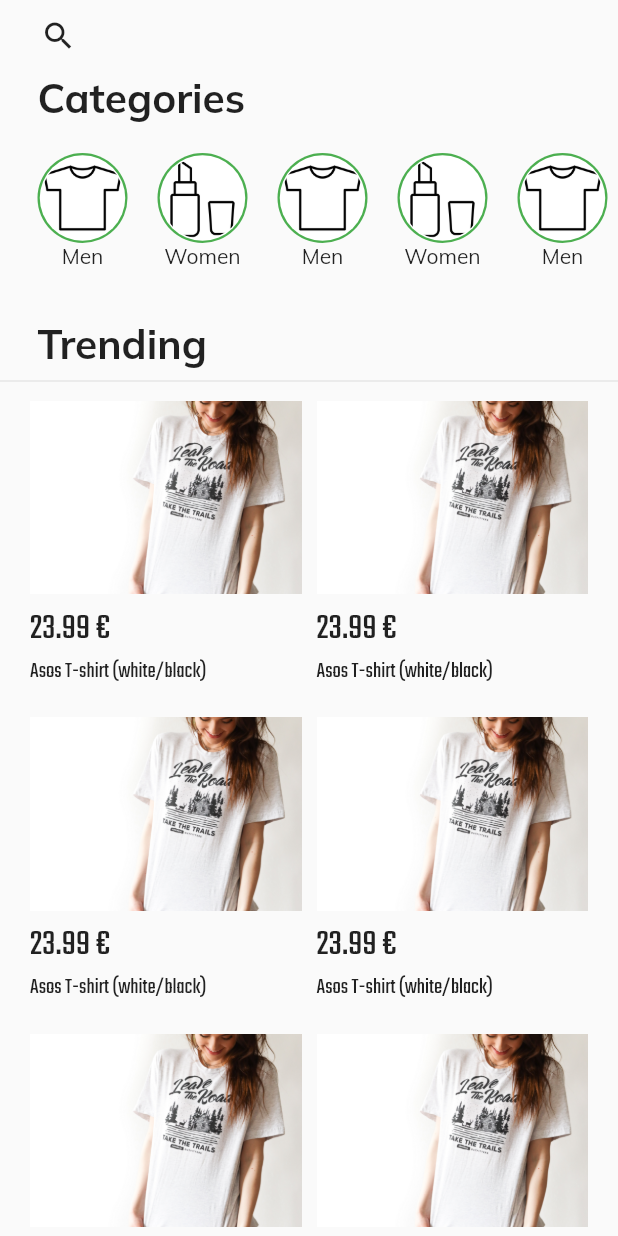
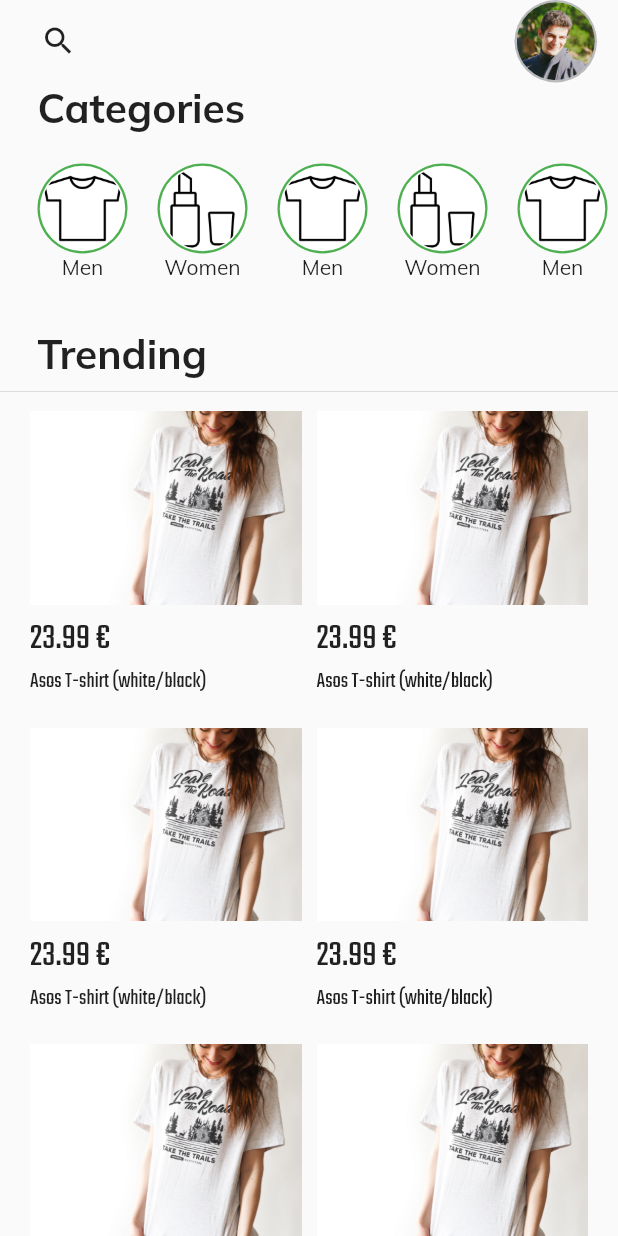
Before and after one commit to DanielLokk/e-commerce_app, a Flutter app: the screen it shows after launch, on a phone screen of 412 x 824 dp. Run offline on Flutter 3.47's test engine with Material 2 defaults, Android fonts, the phone set to English and light mode, and no system bars; our stand-ins replace google_fonts.

Commit message:
profile button added

```diff
--- a/lib/pages/home.dart
+++ b/lib/pages/home.dart
@@ -24,7 +24,13 @@ class _HomeState extends State<Home> {
             children: <Widget>[
               Column(
                 children: [
-                  SearchBar(),
+                  Row(
+                    children: [
+                      SearchBar(),
+                      Padding(padding: EdgeInsets.symmetric(horizontal: 140)),
+                      getProfileAvatar(context),
+                    ],
+                  ),
                   header("Categories"),
                   Container(
                     height: 120,
@@ -129,4 +135,42 @@ class _HomeState extends State<Home> {
       ),
     );
   }
+
+  Widget getProfileAvatar(BuildContext context) {
+    return Container(
+      height: 55,
+      width: 55,
+      child: Stack(
+        alignment: Alignment(0, 0),
+        children: [
+          Container(
+            height: 55,
+            width: 55,
+            child: CircleAvatar(
+              backgroundColor: Colors.black26,
+            ),
+          ),
+          Container(
+            height: 52,
+            width: 52,
+            child: CircleAvatar(
+              backgroundImage: AssetImage("lib/assets/profile1.jpg"),
+            ),
+          ),
+          FloatingActionButton(
+            heroTag: "profile",
+            elevation: 0,
+            backgroundColor: Colors.transparent,
+            onPressed: () {
+              /* Navigator.pushNamed(
+                context,
+                '/categoryPage',
+                arguments: category,
+              ); */
+            },
+          ),
+        ],
+      ),
+    );
+  }
 }
```
